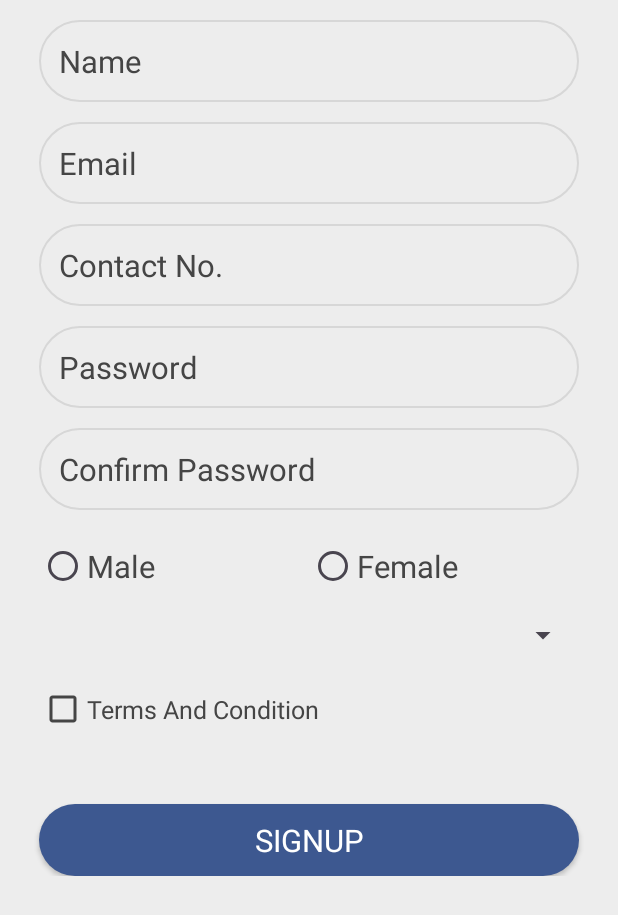
After one commit to SagarKhatri24/InternshipMay25, an Android app: the SignupActivity screen opened directly, with no data from a screen before it, on a phone screen of 412 x 824 dp. The commit adds this screen. Shown: the top 915 px of the screen. Run offline under Robolectric (Android 15) with nearby library versions, the phone set to English and light mode, and no system bars; our stand-ins replace sdp/ssp sizes; Roboto replaces fonts that are not available here.

Commit message:
Signup Form

```diff
--- a/app/src/main/AndroidManifest.xml
+++ b/app/src/main/AndroidManifest.xml
@@ -13,6 +13,12 @@
         android:theme="@style/Theme.InternshipMay25"
         tools:targetApi="31">
         <activity
+            android:name=".SignupActivity"
+            android:exported="false" />
+        <activity
+            android:name=".DashboardActivity"
+            android:exported="false" />
+        <activity
             android:name=".MainActivity"
             android:exported="true">
             <intent-filter>
@@ -21,6 +27,7 @@
                 <category android:name="android.intent.category.LAUNCHER" />
             </intent-filter>
         </activity>
+
         <meta-data
             android:name="preloaded_fonts"
             android:resource="@array/preloaded_fonts" />
--- /dev/null
+++ b/app/src/main/java/internship/may/DashboardActivity.java
@@ -0,0 +1,24 @@
+package internship.may;
+
+import android.os.Bundle;
+
+import androidx.activity.EdgeToEdge;
+import androidx.appcompat.app.AppCompatActivity;
+import androidx.core.graphics.Insets;
+import androidx.core.view.ViewCompat;
+import androidx.core.view.WindowInsetsCompat;
+
+public class DashboardActivity extends AppCompatActivity {
+
+    @Override
+    protected void onCreate(Bundle savedInstanceState) {
+        super.onCreate(savedInstanceState);
+        EdgeToEdge.enable(this);
+        setContentView(R.layout.activity_dashboard);
+        ViewCompat.setOnApplyWindowInsetsListener(findViewById(R.id.main), (v, insets) -> {
+            Insets systemBars = insets.getInsets(WindowInsetsCompat.Type.systemBars());
+            v.setPadding(systemBars.left, systemBars.top, systemBars.right, systemBars.bottom);
+            return insets;
+        });
+    }
+}
--- a/app/src/main/java/internship/may/MainActivity.java
+++ b/app/src/main/java/internship/may/MainActivity.java
@@ -1,5 +1,6 @@
 package internship.may;
 
+import android.content.Intent;
 import android.os.Bundle;
 import android.view.View;
 import android.widget.Button;
@@ -16,8 +17,9 @@ import com.google.android.material.snackbar.Snackbar;
 
 public class MainActivity extends AppCompatActivity {
 
-    Button login;
+    Button login,signup;
     EditText email,password;
+    String emailPattern = "[a-zA-Z0-9._-]+@[a-z]+\\.+[a-z]+";
 
     @Override
     protected void onCreate(Bundle savedInstanceState) {
@@ -33,6 +35,14 @@ public class MainActivity extends AppCompatActivity {
         email = findViewById(R.id.main_email);
         password = findViewById(R.id.main_password);
         login = findViewById(R.id.main_login);
+        signup = findViewById(R.id.main_create_account);
+        signup.setOnClickListener(new View.OnClickListener() {
+            @Override
+            public void onClick(View view) {
+                Intent intent = new Intent(MainActivity.this, SignupActivity.class);
+                startActivity(intent);
+            }
+        });
 
         login.setOnClickListener(new View.OnClickListener() {
             @Override
@@ -40,13 +50,21 @@ public class MainActivity extends AppCompatActivity {
                 if(email.getText().toString().trim().equals("")){
                     email.setError("Email Required");
                 }
+                else if(!email.getText().toString().trim().matches(emailPattern)){
+                    email.setError("Valid Email Id Required");
+                }
                 else if(password.getText().toString().trim().equals("")){
                     password.setError("Password Required");
+                }
+                else if(password.getText().toString().trim().length()<6){
+                    password.setError("Min. 6 Char Password Required");
                 }
                 else {
                     System.out.println("Login Successfully");
                     Toast.makeText(MainActivity.this, "Login Successfully", Toast.LENGTH_LONG).show();
                     Snackbar.make(view, "Login Successfully", Snackbar.LENGTH_SHORT).show();
+                    Intent intent = new Intent(MainActivity.this, DashboardActivity.class);
+                    startActivity(intent);
                 }
             }
         });
--- /dev/null
+++ b/app/src/main/java/internship/may/SignupActivity.java
@@ -0,0 +1,24 @@
+package internship.may;
+
+import android.os.Bundle;
+
+import androidx.activity.EdgeToEdge;
+import androidx.appcompat.app.AppCompatActivity;
+import androidx.core.graphics.Insets;
+import androidx.core.view.ViewCompat;
+import androidx.core.view.WindowInsetsCompat;
+
+public class SignupActivity extends AppCompatActivity {
+
+    @Override
+    protected void onCreate(Bundle savedInstanceState) {
+        super.onCreate(savedInstanceState);
+        EdgeToEdge.enable(this);
+        setContentView(R.layout.activity_signup);
+        ViewCompat.setOnApplyWindowInsetsListener(findViewById(R.id.main), (v, insets) -> {
+            Insets systemBars = insets.getInsets(WindowInsetsCompat.Type.systemBars());
+            v.setPadding(systemBars.left, systemBars.top, systemBars.right, systemBars.bottom);
+            return insets;
+        });
+    }
+}
--- /dev/null
+++ b/app/src/main/res/layout/activity_dashboard.xml
@@ -0,0 +1,10 @@
+<?xml version="1.0" encoding="utf-8"?>
+<androidx.constraintlayout.widget.ConstraintLayout xmlns:android="http://schemas.android.com/apk/res/android"
+    xmlns:app="http://schemas.android.com/apk/res-auto"
+    xmlns:tools="http://schemas.android.com/tools"
+    android:id="@+id/main"
+    android:layout_width="match_parent"
+    android:layout_height="match_parent"
+    tools:context=".DashboardActivity">
+
+</androidx.constraintlayout.widget.ConstraintLayout>
--- /dev/null
+++ b/app/src/main/res/layout/activity_signup.xml
@@ -0,0 +1,92 @@
+<?xml version="1.0" encoding="utf-8"?>
+<ScrollView xmlns:android="http://schemas.android.com/apk/res/android"
+    xmlns:app="http://schemas.android.com/apk/res-auto"
+    xmlns:tools="http://schemas.android.com/tools"
+    android:id="@+id/main"
+    style="@style/bgColor"
+    android:layout_width="match_parent"
+    android:layout_height="match_parent"
+    tools:context=".SignupActivity">
+
+    <LinearLayout
+        android:layout_width="match_parent"
+        android:layout_height="wrap_content"
+        android:orientation="vertical">
+
+        <EditText
+            android:id="@+id/signup_name"
+            style="@style/edit_16"
+            android:hint="Name" />
+
+        <EditText
+            android:id="@+id/signup_email"
+            style="@style/edit_16"
+            android:hint="Email"
+            android:inputType="textEmailAddress" />
+
+        <EditText
+            android:id="@+id/signup_contact"
+            style="@style/edit_16"
+            android:hint="Contact No."
+            android:inputType="phone"
+            android:maxLength="10" />
+
+        <EditText
+            android:id="@+id/signup_password"
+            style="@style/edit_16"
+            android:hint="Password"
+            android:inputType="textPassword"
+            android:maxLength="15" />
+
+        <EditText
+            android:id="@+id/signup_confirm_password"
+            style="@style/edit_16"
+            android:hint="Confirm Password"
+            android:inputType="textPassword"
+            android:maxLength="15" />
+
+        <RadioGroup
+            android:id="@+id/signup_gender"
+            android:layout_width="match_parent"
+            android:layout_height="wrap_content"
+            android:layout_marginHorizontal="@dimen/_20sdp"
+            android:layout_marginTop="@dimen/_10sdp"
+            android:orientation="horizontal"
+            android:weightSum="2">
+
+            <RadioButton
+                android:id="@+id/signup_male"
+                style="@style/radio_16"
+                android:text="Male" />
+
+            <RadioButton
+                android:id="@+id/signup_female"
+                style="@style/radio_16"
+                android:text="Female" />
+
+        </RadioGroup>
+
+        <Spinner
+            android:id="@+id/signup_country"
+            android:layout_width="match_parent"
+            android:layout_height="wrap_content"
+            android:layout_marginHorizontal="@dimen/_20sdp"
+            android:layout_marginTop="10sp" />
+
+        <CheckBox
+            android:id="@+id/signup_terms"
+            style="@style/check_13"
+            android:layout_width="match_parent"
+            android:layout_height="wrap_content"
+            android:layout_marginHorizontal="@dimen/_20sdp"
+            android:layout_marginTop="@dimen/_10sdp"
+            android:text="Terms And Condition" />
+
+        <Button
+            android:id="@+id/signup_button"
+            style="@style/button_16"
+            android:text="Signup" />
+
+    </LinearLayout>
+
+</ScrollView>
--- a/app/src/main/res/values-night/themes.xml
+++ b/app/src/main/res/values-night/themes.xml
@@ -53,4 +53,21 @@
         <item name="android:textAllCaps">true</item>
     </style>
 
+    <style name="radio_16" parent="Widget.AppCompat.CompoundButton.RadioButton">
+        <item name="android:layout_width">match_parent</item>
+        <item name="android:layout_height">wrap_content</item>
+        <item name="android:layout_weight">1</item>
+        <item name="android:buttonTint">@color/white_70</item>
+        <item name="android:textColor">@color/white_70</item>
+        <item name="android:textSize">@dimen/_16sdp</item>
+    </style>
+
+    <style name="check_13" parent="Widget.AppCompat.CompoundButton.CheckBox">
+        <item name="android:layout_width">wrap_content</item>
+        <item name="android:layout_height">wrap_content</item>
+        <item name="android:textSize">@dimen/_13sdp</item>
+        <item name="android:buttonTint">@color/white_70</item>
+        <item name="android:textColor">@color/white_70</item>
+    </style>
+
 </resources>
--- a/app/src/main/res/values/themes.xml
+++ b/app/src/main/res/values/themes.xml
@@ -55,4 +55,21 @@
         <item name="android:textAllCaps">true</item>
     </style>
 
+    <style name="radio_16" parent="Widget.AppCompat.CompoundButton.RadioButton">
+        <item name="android:layout_width">match_parent</item>
+        <item name="android:layout_height">wrap_content</item>
+        <item name="android:layout_weight">1</item>
+        <item name="android:buttonTint">@color/black_gray</item>
+        <item name="android:textColor">@color/black_gray</item>
+        <item name="android:textSize">@dimen/_16sdp</item>
+    </style>
+
+    <style name="check_13" parent="Widget.AppCompat.CompoundButton.CheckBox">
+        <item name="android:layout_width">wrap_content</item>
+        <item name="android:layout_height">wrap_content</item>
+        <item name="android:textSize">@dimen/_13sdp</item>
+        <item name="android:buttonTint">@color/black_gray</item>
+        <item name="android:textColor">@color/black_gray</item>
+    </style>
+
 </resources>
```
